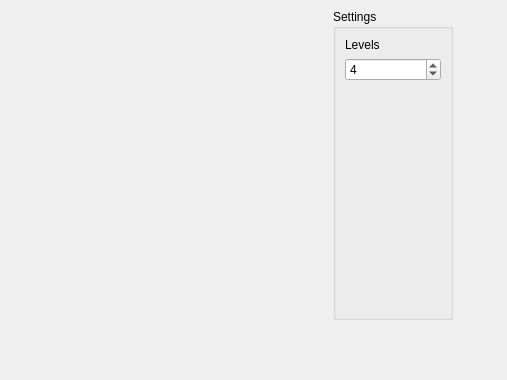
Qt form workshop32/mainwindow.ui (dsba-z/week16cpp2021qt2) before a commit.
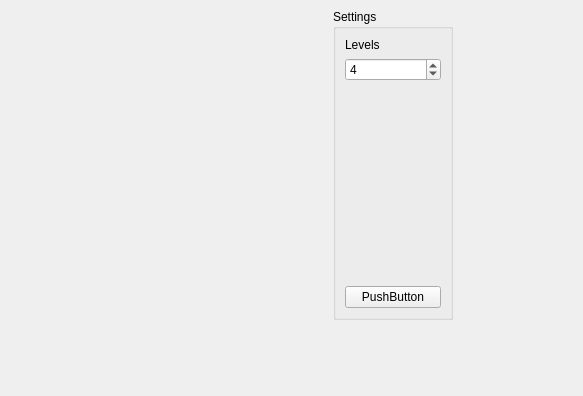
The same form after that commit.

Patch:
```diff
--- a/workshop32/mainwindow.ui
+++ b/workshop32/mainwindow.ui
@@ -6,8 +6,8 @@
    <rect>
     <x>0</x>
     <y>0</y>
-    <width>507</width>
-    <height>380</height>
+    <width>583</width>
+    <height>396</height>
    </rect>
   </property>
   <property name="windowTitle">
@@ -66,6 +66,13 @@
        </property>
       </spacer>
      </item>
+     <item>
+      <widget class="QPushButton" name="pushButton">
+       <property name="text">
+        <string>PushButton</string>
+       </property>
+      </widget>
+     </item>
     </layout>
    </widget>
   </widget>
```
Left out of the diff: 5 changed lines with no effect on the pictures.
